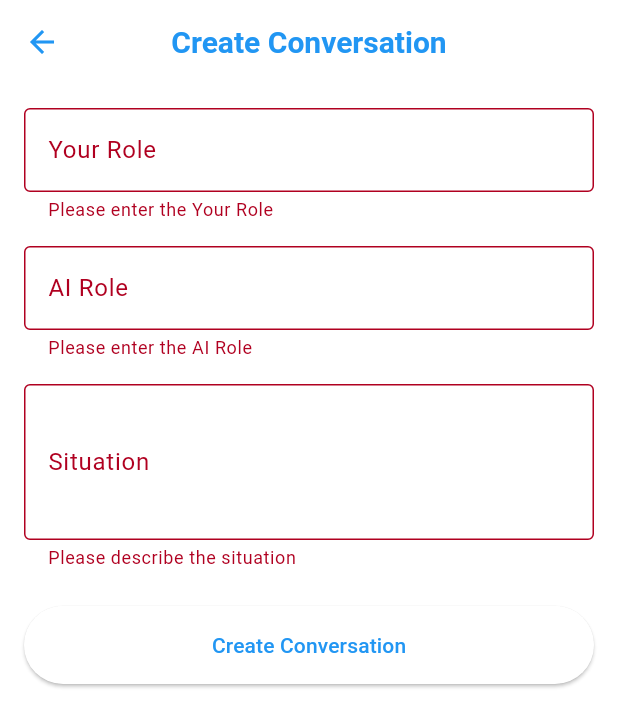
After one commit to dungken/speaking_english_with_ai_app, a Flutter app: the CreateSituationScreen screen opened by its route, after a tap on "Create Conversation", on a phone screen of 412 x 824 dp. The commit adds this screen. Shown: the top 727 px of the screen. Run offline on Flutter 3.47's test engine with Material 3 defaults, Android fonts, the phone set to English and light mode, and no system bars; our stand-ins replace animated_text_kit, appwrite, cached_network_image, flutter_animate, get, google_generative_ai and 4 more; missing offline and left inert: dart_openai, easy_audience_network, gallery_saver_updated, translator_plus; accounts and stored records are empty; network calls fail; project files that could hold a hidden picture were left out.

Commit message:
Add Create Conversation feature

```diff
--- /dev/null
+++ b/mobile/lib/controller/conversation_controller.dart
@@ -0,0 +1,71 @@
+// lib/controller/conversation_controller.dart
+
+import 'package:get/get.dart';
+import '../apis/conversation_api.dart';
+import '../model/conversation.dart';
+import '../model/message.dart';
+
+/// 🎮 **Conversation Controller**
+///
+/// Manages conversation state and business logic.
+class ConversationController extends GetxController {
+  final ConversationApi _api = ConversationApi();
+
+  // Observable states
+  final isLoading = false.obs;
+  final messages = <Message>[].obs;
+  final error = Rx<String?>(null);
+
+  /// 📝 Create a new conversation
+  Future<void> createConversation(
+    String userRole,
+    String aiRole,
+    String situation,
+  ) async {
+    try {
+      isLoading.value = true;
+      error.value = null;
+
+      final conversation = Conversation(
+        userRole: userRole,
+        aiRole: aiRole,
+        situation: situation,
+      );
+
+      final result = await _api.createConversation(conversation);
+
+      // Handle the initial AI message
+      if (result['initial_message'] != null) {
+        messages.add(Message(
+          msg: result['initial_message']['text'],
+          msgType: MessageType.bot,
+        ));
+      }
+
+      // Navigate to chat screen
+      Get.toNamed('/chat', arguments: result['conversation']['id']);
+    } catch (e) {
+      error.value = e.toString();
+    } finally {
+      isLoading.value = false;
+    }
+  }
+
+  /// 💬 Send a message
+  Future<void> sendMessage(String conversationId, String message) async {
+    try {
+      // Add user message immediately
+      messages.add(Message(msg: message, msgType: MessageType.user));
+
+      final result = await _api.sendMessage(conversationId, message);
+
+      // Add AI response
+      messages.add(Message(
+        msg: result['text'],
+        msgType: MessageType.bot,
+      ));
+    } catch (e) {
+      error.value = e.toString();
+    }
+  }
+}
--- a/mobile/lib/main.dart
+++ b/mobile/lib/main.dart
@@ -1,5 +1,6 @@
 import 'package:flutter/material.dart';
 import 'package:flutter/services.dart';
+import 'package:get/get.dart';
 import 'package:get/get_navigation/src/root/get_material_app.dart';
 
 import 'apis/app_write.dart';
@@ -7,6 +8,7 @@ import 'helper/ad_helper.dart';
 import 'helper/global.dart';
 import 'helper/pref.dart';
 import 'screen/splash_screen.dart';
+import 'screen/feature/conversation/create_situation_screen.dart';
 
 Future<void> main() async {
   WidgetsFlutterBinding
@@ -104,6 +106,14 @@ class MyApp extends StatelessWidget {
         ),
       ),
 
+      // Define routes
+      getPages: [
+        GetPage(
+          name: '/create-situation',
+          page: () => const CreateSituationScreen(),
+        ),
+      ],
+
       home: const SplashScreen(), // 🚀 Start with the splash screen
     );
   }
--- /dev/null
+++ b/mobile/lib/model/conversation.dart
@@ -0,0 +1,36 @@
+// lib/model/conversation.dart
+
+/// 💬 **Conversation Model**
+///
+/// Represents a conversation scenario between user and AI.
+class Conversation {
+  /// 👤 User's role in the conversation
+  final String userRole;
+
+  /// 🤖 AI's role in the conversation
+  final String aiRole;
+
+  /// 📝 Conversation situation/context
+  final String situation;
+
+  /// 🔹 Constructor
+  Conversation({
+    required this.userRole,
+    required this.aiRole,
+    required this.situation,
+  });
+
+  /// 📥 Create from JSON
+  factory Conversation.fromJson(Map<String, dynamic> json) => Conversation(
+        userRole: json['user_role'],
+        aiRole: json['ai_role'],
+        situation: json['situation'],
+      );
+
+  /// 📤 Convert to JSON
+  Map<String, dynamic> toJson() => {
+        'user_role': userRole,
+        'ai_role': aiRole,
+        'situation': situation,
+      };
+}
--- a/mobile/lib/model/home_type.dart
+++ b/mobile/lib/model/home_type.dart
@@ -6,6 +6,7 @@ import '../screen/feature/describe_image_screen.dart';
 import '../screen/feature/settings_feature.dart';
 import '../screen/feature/profile_feature.dart';
 import '../screen/feature/topic_selection_screen.dart';
+import '../screen/feature/conversation/create_situation_screen.dart';
 
 /// Enum representing different features of the application.
 enum HomeType {
@@ -84,7 +85,7 @@ extension MyHomeType on HomeType {
   ///
   /// Defines the action to be performed when tapping on a feature.
   VoidCallback get onTap => switch (this) {
-        HomeType.createSituations => () => Get.to(() => const ChatBotFeature()),
+        HomeType.createSituations => () => Get.to(() => const CreateSituationScreen()),
         HomeType.chooseTopic => () =>
             Get.to(() => const TopicSelectionScreen()),
         HomeType.describeImage => () => Get.to(() => const DescribeImageScreen()),
--- /dev/null
+++ b/mobile/lib/screen/feature/conversation/chat_screen.dart
@@ -0,0 +1,18 @@
+import 'dart:convert';
+import 'package:http/http.dart' as http;
+
+class ConversationApi {
+  static const String _baseUrl = 'http://127.0.0.1:8000/';
+
+  Future<void> createConversation(Map<String, dynamic> conversationData) async {
+    final response = await http.post(
+      Uri.parse('$_baseUrl/conversations'),
+      headers: {'Content-Type': 'application/json'},
+      body: jsonEncode(conversationData),
+    );
+
+    if (response.statusCode != 201) {
+      throw Exception('Failed to create conversation');
+    }
+  }
+}
--- /dev/null
+++ b/mobile/lib/screen/feature/conversation/create_situation_screen.dart
@@ -0,0 +1,48 @@
+// lib/screen/feature/conversation/create_situation_screen.dart
+
+import 'package:flutter/material.dart';
+import 'package:get/get.dart';
+import '../../../controller/conversation_controller.dart';
+import '../../../widget/conversation/situation_form.dart';
+
+class CreateSituationScreen extends StatelessWidget {
+  const CreateSituationScreen({Key? key}) : super(key: key);
+
+  @override
+  Widget build(BuildContext context) {
+    final controller = Get.put(ConversationController());
+
+    return Scaffold(
+      appBar: AppBar(
+        title: const Text('Create Conversation'),
+        elevation: 0,
+      ),
+      body: Obx(() {
+        if (controller.isLoading.value) {
+          return const Center(child: CircularProgressIndicator());
+        }
+
+        return SingleChildScrollView(
+          padding: const EdgeInsets.all(16),
+          child: Column(
+            crossAxisAlignment: CrossAxisAlignment.stretch,
+            children: [
+              if (controller.error.value != null)
+                Container(
+                  padding: const EdgeInsets.all(8),
+                  color: Colors.red[100],
+                  child: Text(
+                    controller.error.value!,
+                    style: const TextStyle(color: Colors.red),
+                  ),
+                ),
+              SituationForm(
+                onSubmit: controller.createConversation,
+              ),
+            ],
+          ),
+        );
+      }),
+    );
+  }
+}
--- /dev/null
+++ b/mobile/lib/widget/conversation/role_input_field.dart
@@ -0,0 +1,32 @@
+import 'package:flutter/material.dart';
+
+class RoleInputField extends StatelessWidget {
+  final String label;
+  final String hint;
+  final Function(String) onChanged;
+
+  const RoleInputField({
+    Key? key,
+    required this.label,
+    required this.hint,
+    required this.onChanged,
+  }) : super(key: key);
+
+  @override
+  Widget build(BuildContext context) {
+    return TextFormField(
+      decoration: InputDecoration(
+        labelText: label,
+        hintText: hint,
+        border: const OutlineInputBorder(),
+      ),
+      onChanged: onChanged,
+      validator: (value) {
+        if (value == null || value.isEmpty) {
+          return 'Please enter the $label';
+        }
+        return null;
+      },
+    );
+  }
+}
--- /dev/null
+++ b/mobile/lib/widget/conversation/situation_form.dart
@@ -0,0 +1,65 @@
+import 'package:flutter/material.dart';
+import 'role_input_field.dart';
+
+class SituationForm extends StatefulWidget {
+  final Function(String, String, String) onSubmit;
+
+  const SituationForm({Key? key, required this.onSubmit}) : super(key: key);
+
+  @override
+  _SituationFormState createState() => _SituationFormState();
+}
+
+class _SituationFormState extends State<SituationForm> {
+  final _formKey = GlobalKey<FormState>();
+  String _userRole = '';
+  String _aiRole = '';
+  String _situation = '';
+
+  @override
+  Widget build(BuildContext context) {
+    return Form(
+      key: _formKey,
+      child: Column(
+        crossAxisAlignment: CrossAxisAlignment.stretch,
+        children: [
+          RoleInputField(
+            label: 'Your Role',
+            hint: 'e.g., Student',
+            onChanged: (value) => _userRole = value,
+          ),
+          const SizedBox(height: 16),
+          RoleInputField(
+            label: 'AI Role',
+            hint: 'e.g., Teacher',
+            onChanged: (value) => _aiRole = value,
+          ),
+          const SizedBox(height: 16),
+          TextFormField(
+            decoration: const InputDecoration(
+              labelText: 'Situation',
+              hintText: 'Describe the conversation scenario',
+              border: OutlineInputBorder(),
+            ),
+            maxLines: 3,
+            onChanged: (value) => _situation = value,
+            validator: (value) =>
+                value?.isEmpty == true ? 'Please describe the situation' : null,
+          ),
+          const SizedBox(height: 24),
+          ElevatedButton(
+            onPressed: () {
+              if (_formKey.currentState?.validate() == true) {
+                widget.onSubmit(_userRole, _aiRole, _situation);
+              }
+            },
+            child: const Text('Create Conversation'),
+            style: ElevatedButton.styleFrom(
+              padding: const EdgeInsets.symmetric(vertical: 16),
+            ),
+          ),
+        ],
+      ),
+    );
+  }
+}
--- /dev/null
+++ b/mobile/lib/widgets/conversation/role_input_field.dart
@@ -0,0 +1,30 @@
+// lib/widget/conversation/role_input_field.dart
+
+import 'package:flutter/material.dart';
+
+class RoleInputField extends StatelessWidget {
+  final String label;
+  final String hint;
+  final Function(String) onChanged;
+
+  const RoleInputField({
+    Key? key,
+    required this.label,
+    required this.hint,
+    required this.onChanged,
+  }) : super(key: key);
+
+  @override
+  Widget build(BuildContext context) {
+    return TextFormField(
+      decoration: InputDecoration(
+        labelText: label,
+        hintText: hint,
+        border: OutlineInputBorder(),
+      ),
+      validator: (value) =>
+          value?.isEmpty == true ? 'Please enter the $label' : null,
+      onChanged: onChanged,
+    );
+  }
+}
--- /dev/null
+++ b/mobile/lib/widgets/conversation/situation_form.dart
@@ -0,0 +1,47 @@
+// lib/widget/conversation/situation_form.dart
+
+import 'package:flutter/material.dart';
+
+class SituationForm extends StatefulWidget {
+  final Function(String, String, String, String) onSubmit;
+
+  SituationForm({required this.onSubmit});
+
+  @override
+  _SituationFormState createState() => _SituationFormState();
+}
+
+class _SituationFormState extends State<SituationForm> {
+  final _formKey = GlobalKey<FormState>();
+  String _userRole = '';
+  String _aiRole = '';
+  String _situation = '';
+
+  @override
+  Widget build(BuildContext context) {
+    return Form(
+      key: _formKey,
+      child: Column(
+        children: [
+          RoleInputField(
+            label: 'User Role',
+            onChanged: (value) => _userRole = value,
+          ),
+          RoleInputField(
+            label: 'AI Role',
+            onChanged: (value) => _aiRole = value,
+          ),
+          // Add gender selection and situation input fields here
+          ElevatedButton(
+            onPressed: () {
+              if (_formKey.currentState!.validate()) {
+                widget.onSubmit(_userRole, _aiRole, _aiGender, _situation);
+              }
+            },
+            child: Text('Create'),
+          ),
+        ],
+      ),
+    );
+  }
+}
--- a/mobile/pubspec.yaml
+++ b/mobile/pubspec.yaml
@@ -37,7 +37,7 @@ dependencies:
   path_provider: ^2.1.3
 
   # For State Management
-  get: ^4.6.6
+  get: ^4.6.5
 
   # For Custom Animation
   flutter_animate: ^4.5.0
```
Also changed, not shown: mobile/lib/apis/conversation_api.dart (added, +58 -0 lines).
